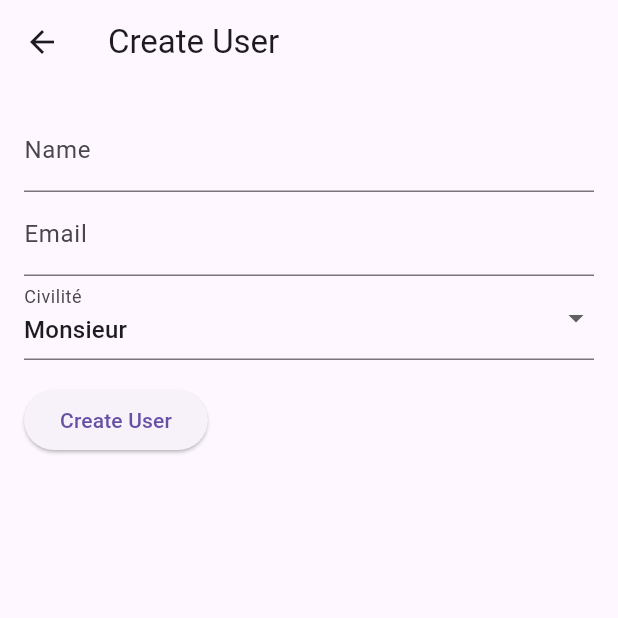
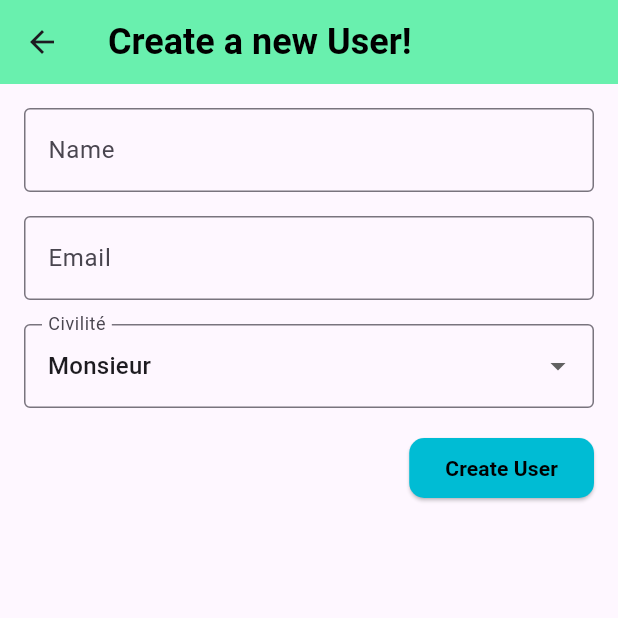
Before and after one commit to GaetanccgYnov/crud_learning, a Flutter app: the screen it shows after launch, after a tap on the "add" icon, on a phone screen of 412 x 824 dp, the top half of it. Run offline on Flutter 3.47's test engine with Material 3 defaults, Android fonts, the phone set to English and light mode, and no system bars; network calls fail.

Commit message:
Add front

```diff
--- a/lib/pages/HomePage.dart
+++ b/lib/pages/HomePage.dart
@@ -32,7 +32,13 @@ class _HomePageState extends State<HomePage> {
   Widget build(BuildContext context) {
     return Scaffold(
       appBar: AppBar(
-        title: Text('Welcome to the User Manager App!'),
+        title: Text('Welcome to the User Manager Screen!'),
+        titleTextStyle: TextStyle(
+          color: Colors.black,
+          fontSize: 24.0,
+          fontWeight: FontWeight.bold,
+        ),
+        backgroundColor: Colors.cyan,
       ),
       body: FutureBuilder<List<User>>(
         future: _userService.fetchUsers(),
--- a/lib/pages/create_user_page.dart
+++ b/lib/pages/create_user_page.dart
@@ -1,6 +1,6 @@
 import 'package:flutter/material.dart';
-import '../services/user_service.dart'; // Assurez-vous d'avoir ce service implémenté
-import '../models/user.dart'; // Assurez-vous que votre modèle User est à jour
+import '../services/user_service.dart';
+import '../models/user.dart';
 
 class CreateUserPage extends StatefulWidget {
   @override
@@ -38,7 +38,15 @@ class _CreateUserPageState extends State<CreateUserPage> {
   Widget build(BuildContext context) {
     return Scaffold(
       appBar: AppBar(
-        title: Text('Create User'),
+        title: Text(
+          'Create a new User!',
+          style: TextStyle(
+            color: Colors.black,
+            fontSize: 24.0,
+            fontWeight: FontWeight.bold,
+          ),
+        ),
+        backgroundColor: Colors.greenAccent,
       ),
       body: Form(
         key: _formKey,
@@ -49,7 +57,10 @@ class _CreateUserPageState extends State<CreateUserPage> {
             children: <Widget>[
               TextFormField(
                 controller: _nameController,
-                decoration: InputDecoration(labelText: 'Name'),
+                decoration: InputDecoration(
+                  labelText: 'Name',
+                  border: OutlineInputBorder(),
+                ),
                 validator: (value) {
                   if (value == null || value.isEmpty) {
                     return 'Please enter a name';
@@ -57,9 +68,13 @@ class _CreateUserPageState extends State<CreateUserPage> {
                   return null;
                 },
               ),
+              SizedBox(height: 16.0),
               TextFormField(
                 controller: _emailController,
-                decoration: InputDecoration(labelText: 'Email'),
+                decoration: InputDecoration(
+                  labelText: 'Email',
+                  border: OutlineInputBorder(),
+                ),
                 validator: (value) {
                   if (value == null || value.isEmpty) {
                     return 'Please enter an email';
@@ -67,9 +82,13 @@ class _CreateUserPageState extends State<CreateUserPage> {
                   return null;
                 },
               ),
+              SizedBox(height: 16.0),
               DropdownButtonFormField<Civilite>(
                 value: _selectedCivilite,
-                decoration: InputDecoration(labelText: 'Civilité'),
+                decoration:  const InputDecoration(
+                  labelText: 'Civilité',
+                  border: OutlineInputBorder(),
+                ),
                 onChanged: (Civilite? newValue) {
                   setState(() {
                     _selectedCivilite = newValue!;
@@ -77,14 +96,31 @@ class _CreateUserPageState extends State<CreateUserPage> {
                 },
                 items: Civilite.values.map((Civilite classType) {
                   return DropdownMenuItem<Civilite>(
-                      value: classType, child: Text(civiliteToString(classType)));
+                    value: classType,
+                    child: Text(civiliteToString(classType)),
+                  );
                 }).toList(),
               ),
-              Padding(
-                padding: const EdgeInsets.symmetric(vertical: 16.0),
+              SizedBox(height: 16.0),
+              Align(
+                alignment: Alignment.centerRight,
                 child: ElevatedButton(
                   onPressed: _createUser,
-                  child: Text('Create User'),
+                  style: ButtonStyle(
+                    backgroundColor: MaterialStateProperty.all<Color>(Colors.cyan),
+                    shape: MaterialStateProperty.all<OutlinedBorder>(
+                      RoundedRectangleBorder(
+                        borderRadius: BorderRadius.circular(10.0),
+                      ),
+                    ),
+                  ),
+                  child: Text(
+                    'Create User',
+                    style: TextStyle(
+                      color: Colors.black,
+                      fontWeight: FontWeight.bold,
+                    ),
+                  ),
                 ),
               ),
             ],
```
